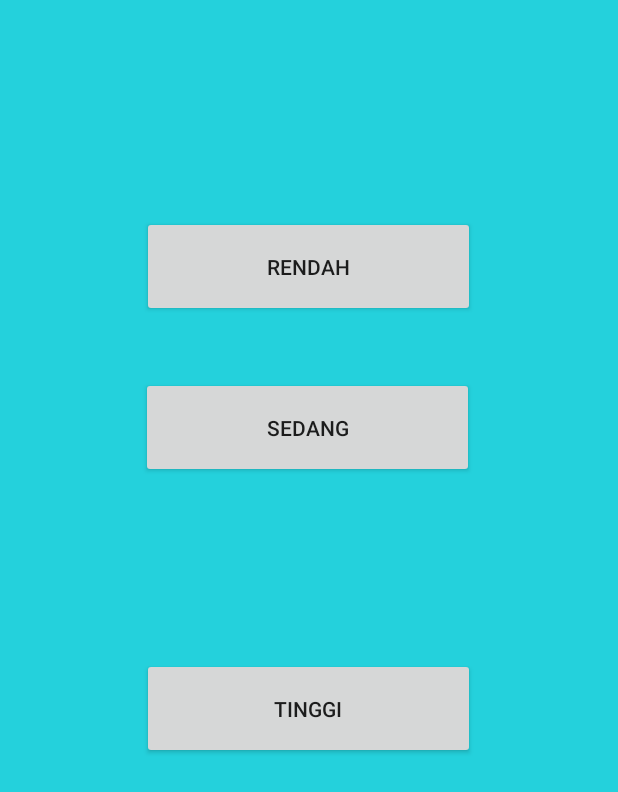
After one commit to buddyholly12/Expert-system-Risk-Factor-Android, an Android app: the Menu_test screen opened directly, with no data from a screen before it, on a phone screen of 412 x 824 dp. The commit adds this screen. Shown: the top 792 px of the screen. Run offline under Robolectric (Android 15) with nearby library versions, the phone set to English and light mode, and no system bars.

Commit message:
Skripsi_file_Master_data

```diff
--- a/app/build.gradle
+++ b/app/build.gradle
@@ -48,4 +48,5 @@ dependencies {
     testImplementation 'junit:junit:4.+'
     androidTestImplementation 'androidx.test.ext:junit:1.1.2'
     androidTestImplementation 'androidx.test.espresso:espresso-core:3.3.0'
+    implementation "androidx.cardview:cardview:1.0.0"
 }
--- a/app/src/main/AndroidManifest.xml
+++ b/app/src/main/AndroidManifest.xml
@@ -12,7 +12,8 @@
         android:supportsRtl="true"
         android:theme="@style/Theme.Skripsi"
         android:usesCleartextTraffic="true">
-        <activity android:name=".Test_Ui.Backward_Session.Rendah_Backward"></activity>
+        <activity android:name=".Backward_Session.Menu_test"></activity>
+        <activity android:name=".Backward_Session.Rendah_Backward" />
         <activity android:name=".History.History_data" />
         <activity android:name=".Test_Ui.TestUI" />
         <activity android:name=".HomeUI.homeUI" />
--- /dev/null
+++ b/app/src/main/java/com/fileskripsi/skripsi/Backward_Session/Menu_test.kt
@@ -0,0 +1,29 @@
+package com.fileskripsi.skripsi.Backward_Session
+
+import android.content.Intent
+import androidx.appcompat.app.AppCompatActivity
+import android.os.Bundle
+import com.fileskripsi.skripsi.R
+import com.fileskripsi.skripsi.Test_Ui.TestUI
+import kotlinx.android.synthetic.main.activity_menu_test.*
+
+class Menu_test : AppCompatActivity() {
+    override fun onCreate(savedInstanceState: Bundle?) {
+        super.onCreate(savedInstanceState)
+        setContentView(R.layout.activity_menu_test)
+        supportActionBar?.hide()
+        rendah_quiz.setOnClickListener{
+            val Intent = Intent(this@Menu_test, TestUI::class.java)
+            startActivity(Intent)
+        }
+        Sedang_quiz.setOnClickListener{
+            val Intent = Intent(this@Menu_test, TestUI::class.java)
+            startActivity(Intent)
+        }
+        TInggi_quiz.setOnClickListener{
+            val Intent = Intent(this@Menu_test, TestUI::class.java)
+            startActivity(Intent)
+        }
+
+    }
+}
--- a/app/src/main/java/com/fileskripsi/skripsi/Test_Ui/Backward_Session/Rendah_Backward.kt
+++ b/app/src/main/java/com/fileskripsi/skripsi/Backward_Session/Rendah_Backward.kt
@@ -1,4 +1,4 @@
-package com.fileskripsi.skripsi.Test_Ui.Backward_Session
+package com.fileskripsi.skripsi.Backward_Session
 
 import androidx.appcompat.app.AppCompatActivity
 import android.os.Bundle
--- a/app/src/main/java/com/fileskripsi/skripsi/AnswerSheets.kt
+++ b/app/src/main/java/com/fileskripsi/skripsi/Data_class_Value/AnswerSheets.kt
@@ -1,4 +1,4 @@
-package com.fileskripsi.skripsi
+package com.fileskripsi.skripsi.Data_class_Value
 
 data class AnswerSheets(val Smoke:String,val smoke_qty:String, val Ldl:Int,val Tensi:Int,val bmi : Double,val Umur : Int
                         ,val Gender:String,val diabetes :String,val Sport : String,val stressval :String,val Cf_Value :Double) {
--- /dev/null
+++ b/app/src/main/res/layout/activity_menu_test.xml
@@ -0,0 +1,46 @@
+<?xml version="1.0" encoding="utf-8"?>
+<androidx.constraintlayout.widget.ConstraintLayout xmlns:android="http://schemas.android.com/apk/res/android"
+    xmlns:app="http://schemas.android.com/apk/res-auto"
+    xmlns:tools="http://schemas.android.com/tools"
+    android:layout_width="match_parent"
+    android:layout_height="match_parent"
+    tools:context=".Backward_Session.Menu_test"
+    android:background="#24D1DC">
+
+    <Button
+        android:id="@+id/rendah_quiz"
+        android:layout_width="222dp"
+        android:layout_height="67dp"
+        android:layout_marginStart="94dp"
+        android:layout_marginTop="144dp"
+        android:layout_marginEnd="95dp"
+        android:text="Rendah"
+        app:layout_constraintEnd_toEndOf="parent"
+        app:layout_constraintStart_toStartOf="parent"
+        app:layout_constraintTop_toTopOf="parent" />
+
+    <Button
+        android:id="@+id/Sedang_quiz"
+        android:layout_width="222dp"
+        android:layout_height="67dp"
+        android:layout_marginStart="94dp"
+        android:layout_marginTop="40dp"
+        android:layout_marginEnd="95dp"
+        android:text="Sedang"
+        app:layout_constraintEnd_toEndOf="parent"
+        app:layout_constraintHorizontal_bias="0.0"
+        app:layout_constraintStart_toStartOf="parent"
+        app:layout_constraintTop_toBottomOf="@+id/rendah_quiz" />
+
+    <Button
+        android:id="@+id/TInggi_quiz"
+        android:layout_width="222dp"
+        android:layout_height="67dp"
+        android:layout_marginStart="94dp"
+        android:layout_marginEnd="95dp"
+        android:layout_marginBottom="318dp"
+        android:text="Tinggi"
+        app:layout_constraintBottom_toBottomOf="parent"
+        app:layout_constraintEnd_toEndOf="parent"
+        app:layout_constraintStart_toStartOf="parent" />
+</androidx.constraintlayout.widget.ConstraintLayout>
--- a/app/src/main/res/layout/activity_rendah__backward.xml
+++ b/app/src/main/res/layout/activity_rendah__backward.xml
@@ -4,6 +4,6 @@
     xmlns:tools="http://schemas.android.com/tools"
     android:layout_width="match_parent"
     android:layout_height="match_parent"
-    tools:context=".Test_Ui.Backward_Session.Rendah_Backward">
+    tools:context=".Backward_Session.Rendah_Backward">
 
 </androidx.constraintlayout.widget.ConstraintLayout>
```
Also changed, not shown: app/src/main/java/com/fileskripsi/skripsi/HomeUI/homeUI.kt (+2 -9 lines), app/src/main/java/com/fileskripsi/skripsi/Test_Ui/TestUI.kt (+28 -21 lines), app/src/main/res/layout/activity_test_u_i.xml (+72 -26 lines), app/src/main/res/values/strings.xml (+7 -0 lines).
